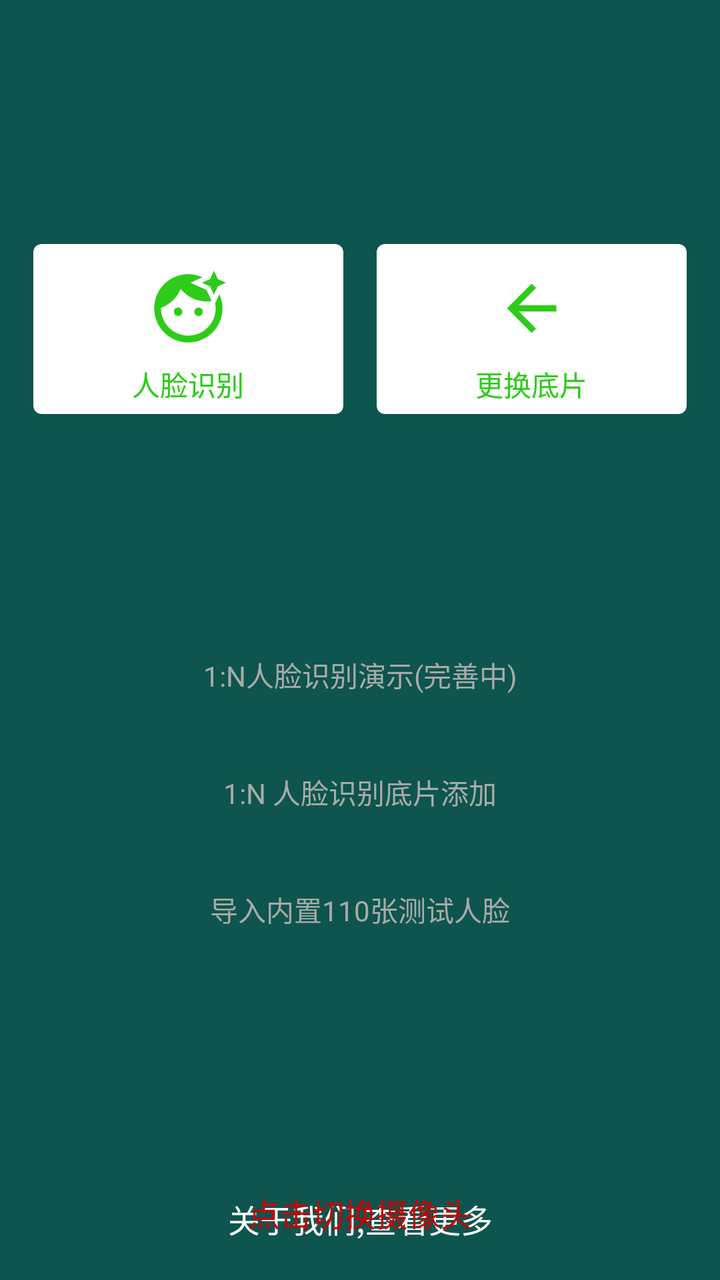
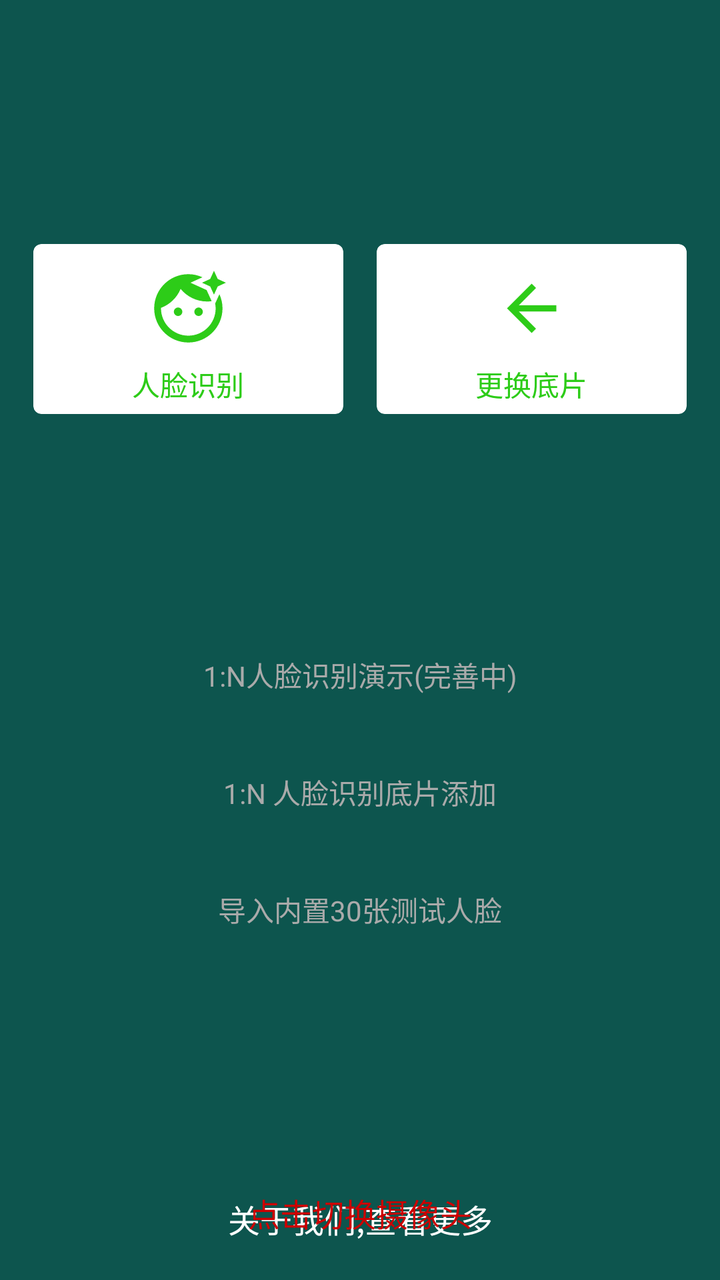

An Android layout rendered at two revisions. The XML below is the earlier revision; the diff shows what the commit changed to produce the second picture.
<!-- AndroidManifest.xml: application theme Theme.AppCompat.NoActionBar -->
<!-- res/layout/activity_navi.xml -->
<?xml version="1.0" encoding="utf-8"?>
<androidx.constraintlayout.widget.ConstraintLayout xmlns:android="http://schemas.android.com/apk/res/android"
    xmlns:app="http://schemas.android.com/apk/res-auto"
    xmlns:tools="http://schemas.android.com/tools"
    android:layout_width="match_parent"
    android:layout_height="match_parent"
    android:background="@color/blue_sky"
    android:paddingTop="122dp"
    tools:context=".NaviActivity">

    
    <androidx.cardview.widget.CardView
        android:id="@+id/face_verify_card"
        android:layout_width="155dp"
        android:layout_height="85dp"
        app:cardCornerRadius="4dp"
        app:cardBackgroundColor="@color/white"
        app:layout_constraintEnd_toStartOf="@+id/update_base_image"
        app:layout_constraintStart_toStartOf="parent"
        app:layout_constraintTop_toTopOf="parent">

        <LinearLayout
            android:layout_width="match_parent"
            android:layout_height="wrap_content"
            android:layout_gravity="center"
            android:orientation="vertical">

            <ImageView
                android:layout_width="55dp"
                android:layout_height="55dp"
                android:padding="7dp"
                android:layout_gravity="center_horizontal"
                android:src="@drawable/baseline_face_retouching_natural_24" />

            <TextView
                android:id="@+id/face_verify"
                android:layout_width="match_parent"
                android:layout_height="wrap_content"
                android:layout_gravity="center_horizontal"
                android:gravity="center"
                android:text="人脸识别"
                android:textColor="#2DCC18"
                android:textSize="14sp" />

        </LinearLayout>

    </androidx.cardview.widget.CardView>


    
    <androidx.cardview.widget.CardView
        android:id="@+id/update_base_image"
        android:layout_width="155dp"
        android:layout_height="85dp"
        app:cardCornerRadius="4dp"
        app:cardBackgroundColor="@color/white"
        app:layout_constraintEnd_toEndOf="parent"
        app:layout_constraintStart_toEndOf="@+id/face_verify_card"
        app:layout_constraintTop_toTopOf="parent">

        <LinearLayout
            android:layout_width="match_parent"
            android:layout_height="wrap_content"
            android:layout_gravity="center"
            android:orientation="vertical">

            <ImageView
                android:layout_width="55dp"
                android:layout_height="55dp"
                android:padding="9dp"
                android:layout_gravity="center_horizontal"
                android:src="@drawable/ic_baseline_arrow_back_24" />

            <TextView
                android:id="@+id/change_base_img"
                android:layout_width="match_parent"
                android:layout_height="wrap_content"
                android:layout_gravity="center_horizontal"
                android:gravity="center"
                android:text="更换底片"
                android:textColor="#2DCC18"
                android:textSize="14sp"
                app:layout_constraintTop_toBottomOf="@+id/update_base_image" />

        </LinearLayout>

    </androidx.cardview.widget.CardView>



    <TextView
        android:id="@+id/verify1n"
        android:layout_width="match_parent"
        android:layout_height="wrap_content"
        android:layout_marginTop="111dp"
        android:padding="9dp"
        android:gravity="center"
        android:text="1:N人脸识别演示(完善中)"
        android:textColor="@android:color/darker_gray"
        android:textSize="14sp"
        app:layout_constraintTop_toBottomOf="@+id/update_base_image" />


    <TextView
        android:id="@+id/verify1n_add"
        android:layout_width="match_parent"
        android:layout_height="wrap_content"
        android:layout_marginTop="20dp"
        android:padding="9dp"
        android:gravity="center"
        android:text="1:N 人脸识别底片添加"
        android:textColor="@android:color/darker_gray"
        android:textSize="14sp"
        app:layout_constraintTop_toBottomOf="@+id/verify1n" />


    <TextView
        android:id="@+id/verify1n_add_100"
        android:layout_width="match_parent"
        android:layout_height="wrap_content"
        android:layout_marginTop="20dp"
        android:padding="9dp"
        android:gravity="center"
        android:text="导入内置110张测试人脸"
        android:textColor="@android:color/darker_gray"
        android:textSize="14sp"
        app:layout_constraintTop_toBottomOf="@+id/verify1n_add" />


    <TextView
        android:id="@+id/more_about_me"
        android:layout_width="match_parent"
        android:layout_height="wrap_content"
        android:gravity="center"
        android:padding="19dp"
        android:text="关于我们,查看更多"
        android:textColor="@android:color/white"
        android:textSize="16sp"
        android:layout_marginBottom="@dimen/dp_40"
        app:layout_constraintBottom_toBottomOf="parent" />

    <TextView
        android:id="@+id/change_camera"
        android:layout_width="match_parent"
        android:layout_height="wrap_content"
        android:layout_gravity="bottom"
        android:gravity="center"
        android:textColor="@android:color/holo_red_dark"
        android:textSize="16sp"
        android:visibility="visible"
        android:layout_marginTop="13dp"
        android:layout_marginBottom="22dp"
        app:layout_constraintBottom_toBottomOf="parent"
        android:text="点击切换摄像头" />




</androidx.constraintlayout.widget.ConstraintLayout>
<!-- resources referenced by this layout -->
<resources>
  <color name="blue_sky">#FF0D554E</color>
  <color name="white">#FFFFFFFF</color>
  <!-- drawable baseline_face_retouching_natural_24 (drawable) -->
  <vector android:height="24dp" android:tint="#2DCC18"
      android:viewportHeight="24" android:viewportWidth="24"
      android:width="24dp" xmlns:android="http://schemas.android.com/apk/res/android">
      <path android:fillColor="@android:color/white" android:pathData="M9,13m-1.25,0a1.25,1.25 0,1 1,2.5 0a1.25,1.25 0,1 1,-2.5 0"/>
      <path android:fillColor="@android:color/white" android:pathData="M20.77,8.58l-0.92,2.01c0.09,0.46 0.15,0.93 0.15,1.41 0,4.41 -3.59,8 -8,8s-8,-3.59 -8,-8c0,-0.05 0.01,-0.1 0,-0.14 2.6,-0.98 4.69,-2.99 5.74,-5.55C11.58,8.56 14.37,10 17.5,10c0.45,0 0.89,-0.04 1.33,-0.1l-0.6,-1.32 -0.88,-1.93 -1.93,-0.88 -2.79,-1.27 2.79,-1.27 0.71,-0.32C14.87,2.33 13.47,2 12,2 6.48,2 2,6.48 2,12s4.48,10 10,10 10,-4.48 10,-10c0,-1.47 -0.33,-2.87 -0.9,-4.13l-0.33,0.71z"/>
      <path android:fillColor="@android:color/white" android:pathData="M15,13m-1.25,0a1.25,1.25 0,1 1,2.5 0a1.25,1.25 0,1 1,-2.5 0"/>
      <path android:fillColor="@android:color/white" android:pathData="M20.6,5.6L19.5,8l-1.1,-2.4L16,4.5l2.4,-1.1L19.5,1l1.1,2.4L23,4.5z"/>
  </vector>
  <!-- drawable ic_baseline_arrow_back_24 (drawable) -->
  <vector android:autoMirrored="true" android:height="24dp"
      android:tint="#2DCC18" android:viewportHeight="24"
      android:viewportWidth="24" android:width="24dp" xmlns:android="http://schemas.android.com/apk/res/android">
      <path android:fillColor="@android:color/white" android:pathData="M20,11H7.83l5.59,-5.59L12,4l-8,8 8,8 1.41,-1.41L7.83,13H20v-2z"/>
  </vector>
</resources>

<!-- the commit's change to res/layout/activity_navi.xml (unified diff, before → after) -->
@@ -121,7 +121,7 @@
         android:layout_marginTop="20dp"
         android:padding="9dp"
         android:gravity="center"
-        android:text="导入内置110张测试人脸"
+        android:text="导入内置30张测试人脸"
         android:textColor="@android:color/darker_gray"
         android:textSize="14sp"
         app:layout_constraintTop_toBottomOf="@+id/verify1n_add" />
